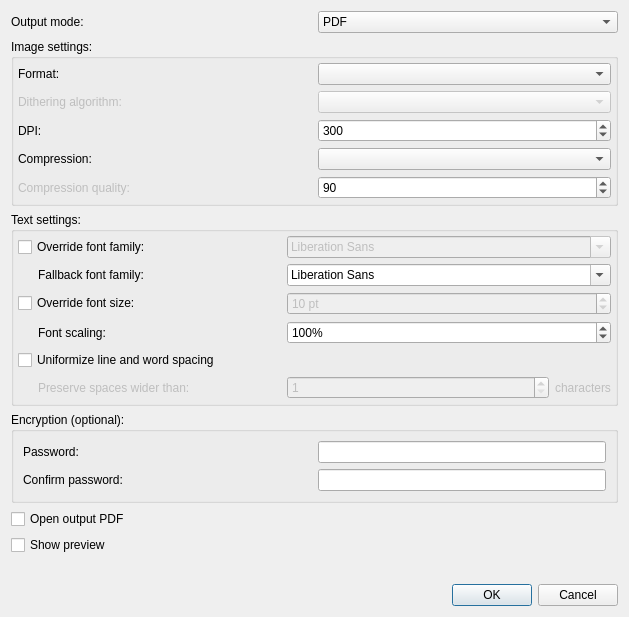
This is qt/data/PdfExportDialog.ui in manisandro/gImageReader as Qt 5 draws it before an edit. The edited form follows.
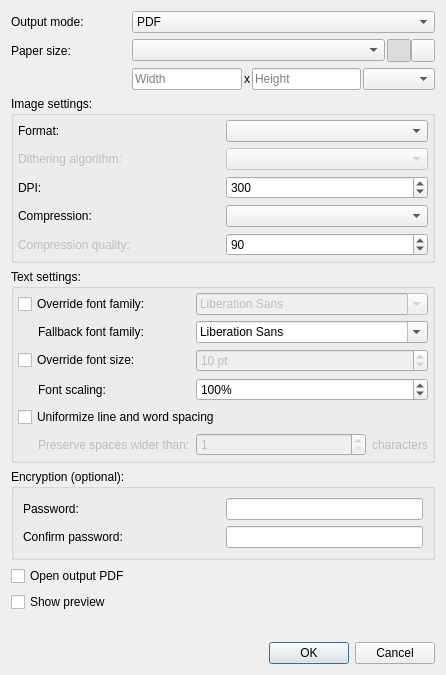
This is the edited form. Icons and pictures are not drawn.

Commit message: [Qt] Add paper size option to PDF export dialog

Patch:
```diff
--- a/qt/data/PdfExportDialog.ui
+++ b/qt/data/PdfExportDialog.ui
@@ -6,15 +6,189 @@
    <rect>
     <x>0</x>
     <y>0</y>
-    <width>629</width>
-    <height>617</height>
+    <width>446</width>
+    <height>675</height>
    </rect>
   </property>
   <property name="windowTitle">
    <string>PDF Export</string>
   </property>
   <layout class="QGridLayout" name="gridLayout">
-   <item row="1" column="0" colspan="2">
+   <property name="horizontalSpacing">
+    <number>2</number>
+   </property>
+   <item row="2" column="1">
+    <widget class="QComboBox" name="comboBoxPaperSize">
+     <property name="sizePolicy">
+      <sizepolicy hsizetype="Expanding" vsizetype="Fixed">
+       <horstretch>0</horstretch>
+       <verstretch>0</verstretch>
+      </sizepolicy>
+     </property>
+    </widget>
+   </item>
+   <item row="0" column="0">
+    <widget class="QLabel" name="labelOutputMode">
+     <property name="text">
+      <string>Output mode:</string>
+     </property>
+    </widget>
+   </item>
+   <item row="0" column="1" colspan="2">
+    <widget class="QComboBox" name="comboBoxOutputMode">
+     <item>
+      <property name="text">
+       <string>PDF</string>
+      </property>
+     </item>
+     <item>
+      <property name="text">
+       <string>PDF with invisible text overlay</string>
+      </property>
+     </item>
+    </widget>
+   </item>
+   <item row="2" column="0">
+    <widget class="QLabel" name="labelPaperSize">
+     <property name="text">
+      <string>Paper size:</string>
+     </property>
+    </widget>
+   </item>
+   <item row="7" column="0">
+    <widget class="QCheckBox" name="checkBoxOpenOutputPdf">
+     <property name="text">
+      <string>Open output PDF</string>
+     </property>
+    </widget>
+   </item>
+   <item row="8" column="0">
+    <widget class="QCheckBox" name="checkBoxPreview">
+     <property name="text">
+      <string>Show preview</string>
+     </property>
+    </widget>
+   </item>
+   <item row="2" column="2">
+    <widget class="QWidget" name="widgetPaperOrientation" native="true">
+     <property name="sizePolicy">
+      <sizepolicy hsizetype="Maximum" vsizetype="Preferred">
+       <horstretch>0</horstretch>
+       <verstretch>0</verstretch>
+      </sizepolicy>
+     </property>
+     <layout class="QHBoxLayout" name="horizontalLayout_2">
+      <property name="spacing">
+       <number>0</number>
+      </property>
+      <property name="leftMargin">
+       <number>0</number>
+      </property>
+      <property name="topMargin">
+       <number>0</number>
+      </property>
+      <property name="rightMargin">
+       <number>0</number>
+      </property>
+      <property name="bottomMargin">
+       <number>0</number>
+      </property>
+      <item>
+       <widget class="QToolButton" name="toolButtonPortrait">
+        <property name="toolTip">
+         <string>Portrait</string>
+        </property>
+        <property name="icon">
+         <iconset resource="gimagereader.qrc">
+          <normaloff>:/icons/portrait</normaloff>:/icons/portrait</iconset>
+        </property>
+        <property name="checkable">
+         <bool>true</bool>
+        </property>
+        <property name="checked">
+         <bool>true</bool>
+        </property>
+        <property name="autoExclusive">
+         <bool>true</bool>
+        </property>
+       </widget>
+      </item>
+      <item>
+       <widget class="QToolButton" name="toolButtonLandscape">
+        <property name="toolTip">
+         <string>Landscape</string>
+        </property>
+        <property name="icon">
+         <iconset resource="gimagereader.qrc">
+          <normaloff>:/icons/landscape</normaloff>:/icons/landscape</iconset>
+        </property>
+        <property name="checkable">
+         <bool>true</bool>
+        </property>
+        <property name="autoExclusive">
+         <bool>true</bool>
+        </property>
+       </widget>
+      </item>
+     </layout>
+    </widget>
+   </item>
+   <item row="10" column="0" colspan="3">
+    <widget class="QDialogButtonBox" name="buttonBox">
+     <property name="orientation">
+      <enum>Qt::Horizontal</enum>
+     </property>
+     <property name="standardButtons">
+      <set>QDialogButtonBox::Cancel|QDialogButtonBox::Ok</set>
+     </property>
+    </widget>
+   </item>
+   <item row="3" column="1" colspan="2">
+    <widget class="QWidget" name="widgetPaperSize" native="true">
+     <layout class="QHBoxLayout" name="horizontalLayout">
+      <property name="spacing">
+       <number>2</number>
+      </property>
+      <property name="leftMargin">
+       <number>0</number>
+      </property>
+      <property name="topMargin">
+       <number>0</number>
+      </property>
+      <property name="rightMargin">
+       <number>0</number>
+      </property>
+      <property name="bottomMargin">
+       <number>0</number>
+      </property>
+      <item>
+       <widget class="QLineEdit" name="lineEditPaperHeight">
+        <property name="placeholderText">
+         <string>Width</string>
+        </property>
+       </widget>
+      </item>
+      <item>
+       <widget class="QLabel" name="labelX">
+        <property name="text">
+         <string notr="true">x</string>
+        </property>
+       </widget>
+      </item>
+      <item>
+       <widget class="QLineEdit" name="lineEditPaperWidth">
+        <property name="placeholderText">
+         <string>Height</string>
+        </property>
+       </widget>
+      </item>
+      <item>
+       <widget class="QComboBox" name="comboBoxPaperSizeUnit"/>
+      </item>
+     </layout>
+    </widget>
+   </item>
+   <item row="4" column="0" colspan="3">
     <widget class="QGroupBox" name="groupBoxImage">
      <property name="title">
       <string>Image settings:</string>
@@ -118,79 +292,7 @@
      </layout>
     </widget>
    </item>
-   <item row="3" column="0" colspan="2">
-    <widget class="QGroupBox" name="groupBoxEncryption">
-     <property name="title">
-      <string>Encryption (optional):</string>
-     </property>
-     <layout class="QGridLayout" name="gridLayout_5">
-      <item row="0" column="0">
-       <widget class="QLabel" name="labelPasswordOpen">
-        <property name="text">
-         <string>Password:</string>
-        </property>
-       </widget>
-      </item>
-      <item row="0" column="1">
-       <widget class="QLineEdit" name="lineEditPasswordOpen">
-        <property name="sizePolicy">
-         <sizepolicy hsizetype="Preferred" vsizetype="Fixed">
-          <horstretch>0</horstretch>
-          <verstretch>0</verstretch>
-         </sizepolicy>
-        </property>
-        <property name="echoMode">
-         <enum>QLineEdit::Password</enum>
-        </property>
-        <property name="dragEnabled">
-         <bool>true</bool>
-        </property>
-       </widget>
-      </item>
-      <item row="1" column="0">
-       <widget class="QLabel" name="labelConfirmPasswordOpen">
-        <property name="text">
-         <string>Confirm password:</string>
-        </property>
-       </widget>
-      </item>
-      <item row="1" column="1">
-       <widget class="QLineEdit" name="lineEditConfirmPasswordOpen">
-        <property name="sizePolicy">
-         <sizepolicy hsizetype="Preferred" vsizetype="Fixed">
-          <horstretch>0</horstretch>
-          <verstretch>0</verstretch>
-         </sizepolicy>
-        </property>
-        <property name="echoMode">
-         <enum>QLineEdit::Password</enum>
-        </property>
-        <property name="dragEnabled">
-         <bool>true</bool>
-        </property>
-       </widget>
-      </item>
-     </layout>
-    </widget>
-   </item>
-   <item row="0" column="0">
-    <widget class="QLabel" name="labelOutputMode">
-     <property name="text">
-      <string>Output mode:</string>
-     </property>
-    </widget>
-   </item>
-   <item row="7" column="0" colspan="2">
-    <widget class="QDialogButtonBox" name="buttonBox">
-     <property name="orientation">
-      <enum>Qt::Horizontal</enum>
-     </property>
-     <property name="standardButtons">
-      <set>QDialogButtonBox::Cancel|QDialogButtonBox::Ok</set>
-     </property>
-    </widget>
-   </item>
-   <item row="2" column="0" colspan="2">
+   <item row="5" column="0" colspan="3">
     <widget class="QGroupBox" name="groupBoxText">
      <property name="title">
       <string>Text settings:</string>
@@ -354,35 +456,62 @@
      </layout>
     </widget>
    </item>
-   <item row="4" column="0">
-    <widget class="QCheckBox" name="checkBoxOpenOutputPdf">
-     <property name="text">
-      <string>Open output PDF</string>
+   <item row="6" column="0" colspan="3">
+    <widget class="QGroupBox" name="groupBoxEncryption">
+     <property name="title">
+      <string>Encryption (optional):</string>
      </property>
+     <layout class="QGridLayout" name="gridLayout_5">
+      <item row="0" column="0">
+       <widget class="QLabel" name="labelPasswordOpen">
+        <property name="text">
+         <string>Password:</string>
+        </property>
+       </widget>
+      </item>
+      <item row="0" column="1">
+       <widget class="QLineEdit" name="lineEditPasswordOpen">
+        <property name="sizePolicy">
+         <sizepolicy hsizetype="Preferred" vsizetype="Fixed">
+          <horstretch>0</horstretch>
+          <verstretch>0</verstretch>
+         </sizepolicy>
+        </property>
+        <property name="echoMode">
+         <enum>QLineEdit::Password</enum>
+        </property>
+        <property name="dragEnabled">
+         <bool>true</bool>
+        </property>
+       </widget>
+      </item>
+      <item row="1" column="0">
+       <widget class="QLabel" name="labelConfirmPasswordOpen">
+        <property name="text">
+         <string>Confirm password:</string>
+        </property>
+       </widget>
+      </item>
+      <item row="1" column="1">
+       <widget class="QLineEdit" name="lineEditConfirmPasswordOpen">
+        <property name="sizePolicy">
+         <sizepolicy hsizetype="Preferred" vsizetype="Fixed">
+          <horstretch>0</horstretch>
+          <verstretch>0</verstretch>
+         </sizepolicy>
+        </property>
+        <property name="echoMode">
+         <enum>QLineEdit::Password</enum>
+        </property>
+        <property name="dragEnabled">
+         <bool>true</bool>
+        </property>
+       </widget>
+      </item>
+     </layout>
     </widget>
    </item>
-   <item row="5" column="0">
-    <widget class="QCheckBox" name="checkBoxPreview">
-     <property name="text">
-      <string>Show preview</string>
-     </property>
-    </widget>
-   </item>
-   <item row="0" column="1">
-    <widget class="QComboBox" name="comboBoxOutputMode">
-     <item>
-      <property name="text">
-       <string>PDF</string>
-      </property>
-     </item>
-     <item>
-      <property name="text">
-       <string>PDF with invisible text overlay</string>
-      </property>
-     </item>
-    </widget>
-   </item>
-   <item row="6" column="0" colspan="2">
+   <item row="9" column="0" colspan="3">
     <spacer name="verticalSpacer">
      <property name="orientation">
       <enum>Qt::Vertical</enum>
```
Left out of the diff: 4 changed lines with no effect on the pictures. The commit also changes 9 other files.
